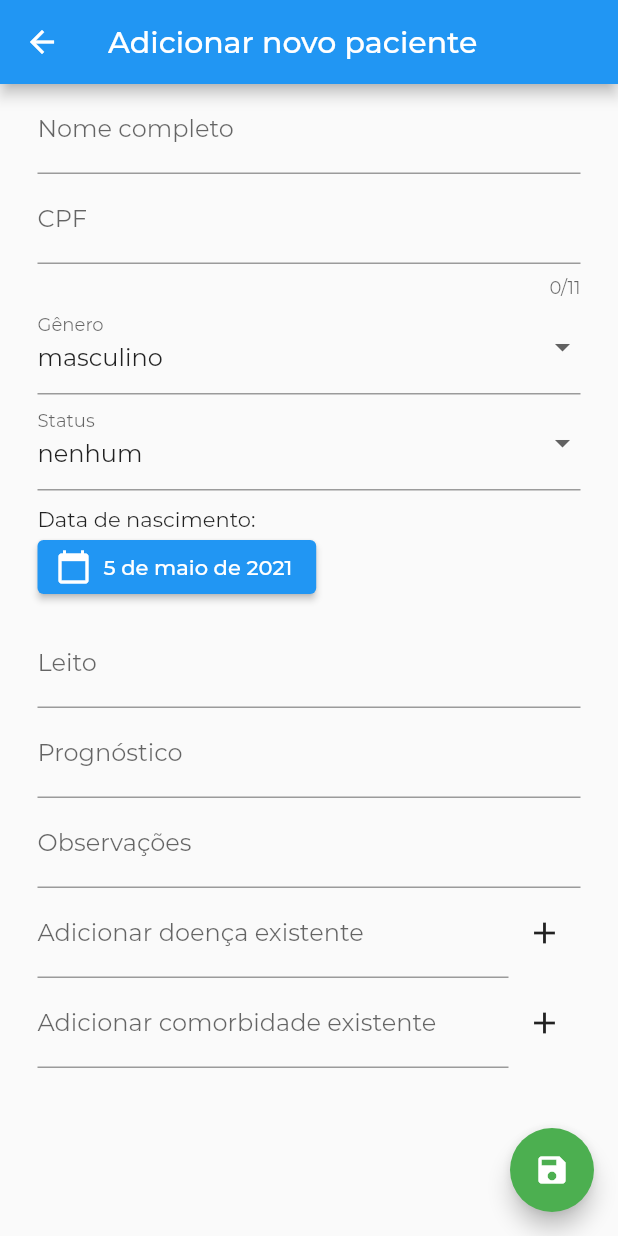
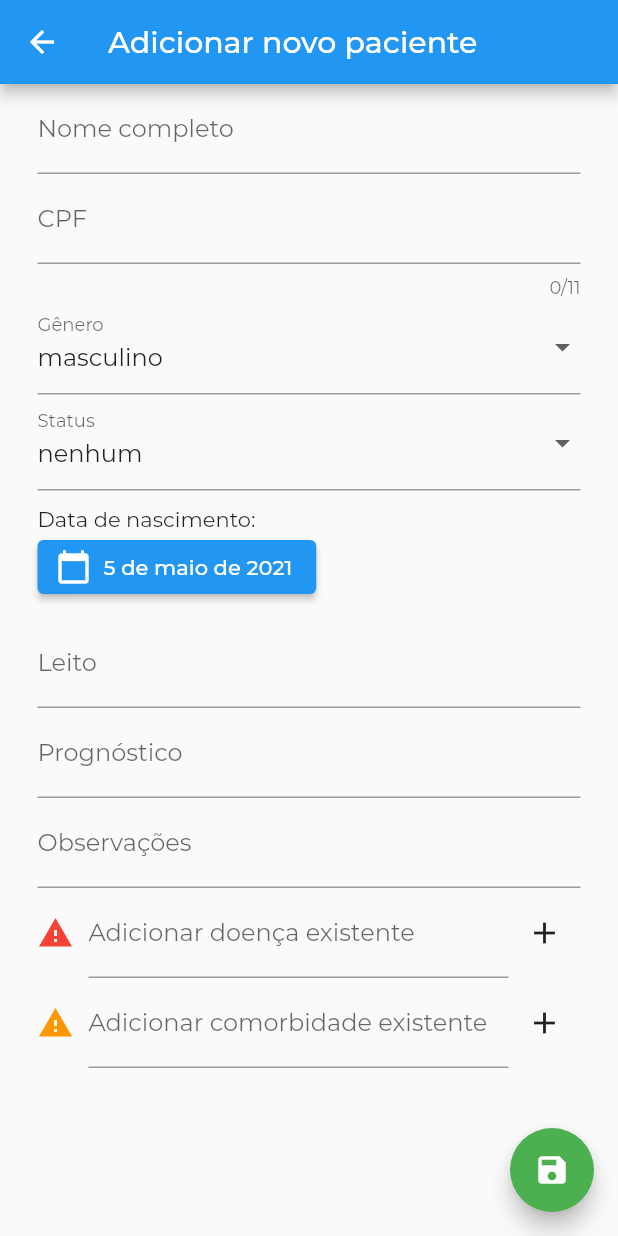
Before and after one commit to juanxjk/app-medical-monitor-mobile, a Flutter app: the PatientAddView screen opened directly with empty values, on a phone screen of 412 x 824 dp. Run offline on Flutter 3.47's test engine with Material 2 defaults, Android fonts, the phone set to English and light mode, and no system bars; our stand-ins replace jwt_decoder; missing offline and left inert: mqtt_client; project files that could hold a hidden picture were left out.

Commit message:
feat(component/menu_add): add color and leading

```diff
--- a/lib/components/menu_add.dart
+++ b/lib/components/menu_add.dart
@@ -3,9 +3,18 @@ import 'package:flutter/material.dart';
 class MenuAdd extends StatefulWidget {
   final String _title;
   final List<String> _list;
-  MenuAdd({required String title, required List<String> list})
+  final Color _color;
+  final Widget? _leading;
+
+  MenuAdd(
+      {required String title,
+      required List<String> list,
+      Color color = Colors.blue,
+      Widget? leading})
       : this._title = title,
-        this._list = list;
+        this._list = list,
+        this._color = color,
+        this._leading = leading;
   @override
   _MenuAddState createState() => _MenuAddState();
 }
@@ -26,8 +35,9 @@ class _MenuAddState extends State<MenuAdd> {
         return ListTile(
           title: Text(illness),
           leading: Icon(
-            Icons.circle,
-            size: 20,
+            Icons.label,
+            size: 25,
+            color: widget._color,
           ),
           trailing: IconButton(
             icon: Icon(Icons.delete),
@@ -53,10 +63,18 @@ class _MenuAddState extends State<MenuAdd> {
         });
     }
 
+    final leading = widget._leading != null
+        ? Padding(
+            padding: EdgeInsets.fromLTRB(0, 0, 10, 0),
+            child: widget._leading,
+          )
+        : SizedBox.shrink();
+
     return Column(
       children: [
         Row(
           children: [
+            leading,
             Flexible(
               child: TextFormField(
                 controller: inputController,
--- a/lib/views/patient_add_view.dart
+++ b/lib/views/patient_add_view.dart
@@ -288,11 +288,17 @@ class _PatientAddViewState extends State<PatientAddView> {
                   _buildPrognosisTextField(),
                   _buildNoteTextField(),
                   MenuAdd(
-                      title: "Adicionar doença existente",
-                      list: _patient.illnesses),
+                    title: "Adicionar doença existente",
+                    list: _patient.illnesses,
+                    color: Colors.red,
+                    leading: Icon(Icons.warning, color: Colors.red),
+                  ),
                   MenuAdd(
-                      title: "Adicionar comorbidade existente",
-                      list: _patient.comorbidities),
+                    title: "Adicionar comorbidade existente",
+                    list: _patient.comorbidities,
+                    color: Colors.orange,
+                    leading: Icon(Icons.warning, color: Colors.orange),
+                  ),
                 ],
               ),
             ),
```
